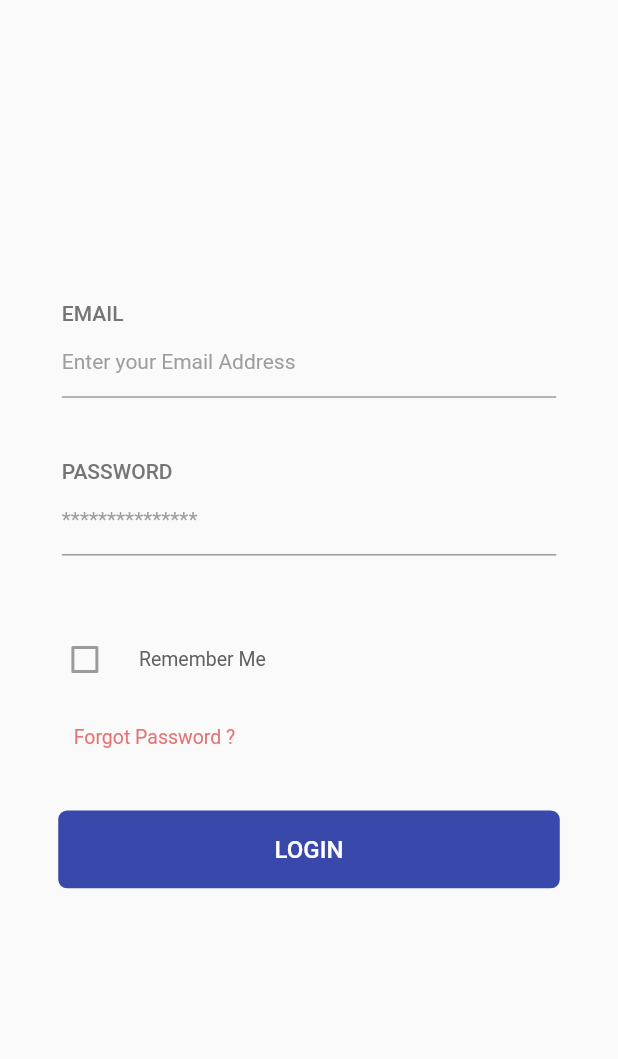
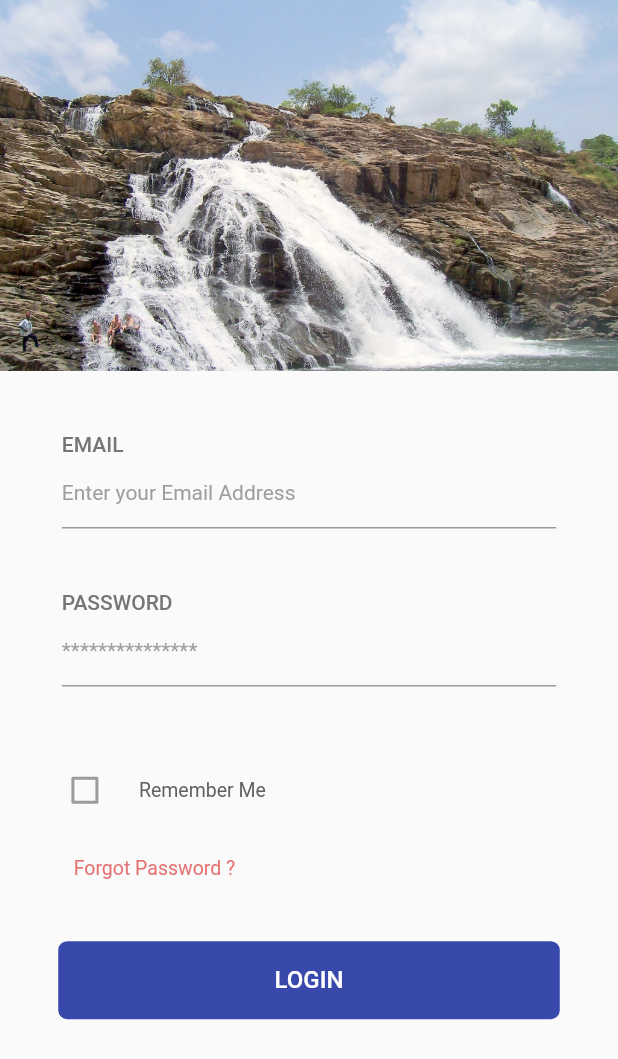
Before and after one commit to ghost-corp/niger_app, a Flutter app: the screen it shows after launch, after a tap on "SIGN UP", on a phone screen of 412 x 824 dp. Shown: the top 1059 px of the screen. Run offline on Flutter 3.47's test engine with Material 2 defaults, Android fonts, the phone set to English and light mode, and no system bars.

Commit message:
Added images to login and signup

```diff
--- a/lib/authentication/login.dart
+++ b/lib/authentication/login.dart
@@ -34,16 +34,21 @@ class _LoginPageState extends State<LoginPage> {
               children: <Widget>[
                 Center(
                     child: Padding(
-                      padding: EdgeInsets.only(top: 20),
+                      padding: EdgeInsets.zero,
                       child: Column(
                         mainAxisAlignment: MainAxisAlignment.start,
                         crossAxisAlignment: CrossAxisAlignment.center,
                         children: <Widget>[
                           Padding(
                             padding:
-                            EdgeInsets.only(left: 20, right: 20, bottom: 20),
+                            EdgeInsets.zero,
                             child: Container(
-                              height: 120,
+                              height: height*0.3,
+                              width: width,
+                              child: Image.asset(
+                                "assets/images/gurara.jpg",
+                                fit: BoxFit.cover,
+                              ),
                             ),
                           ),
 
--- a/lib/authentication/signup.dart
+++ b/lib/authentication/signup.dart
@@ -33,16 +33,21 @@ class _SignUpPageState extends State<SignUpPage> {
               children: <Widget>[
                 Center(
                     child: Padding(
-                      padding: EdgeInsets.only(top: 20),
+                      padding: EdgeInsets.zero,
                       child: Column(
                         mainAxisAlignment: MainAxisAlignment.start,
                         crossAxisAlignment: CrossAxisAlignment.center,
                         children: <Widget>[
                           Padding(
                             padding:
-                                EdgeInsets.only(left: 20, right: 20, bottom: 20),
+                                EdgeInsets.zero,
                             child: Container(
-                              height: 120,
+                              height: height*0.3,
+                              width: width,
+                              child: Image.asset(
+                                "assets/images/zuma.jpg",
+                                fit: BoxFit.cover,
+                              ),
                             ),
                           ),
                           Padding(
```
Also changed, not shown: pubspec.yaml (+7 -2 lines).
